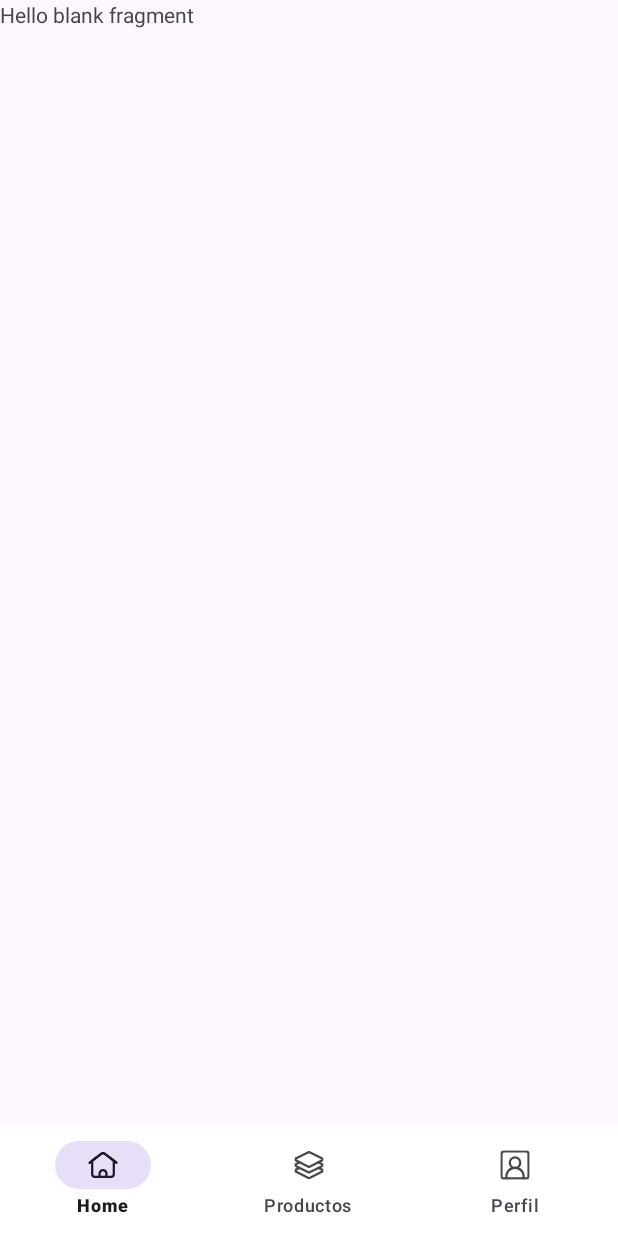
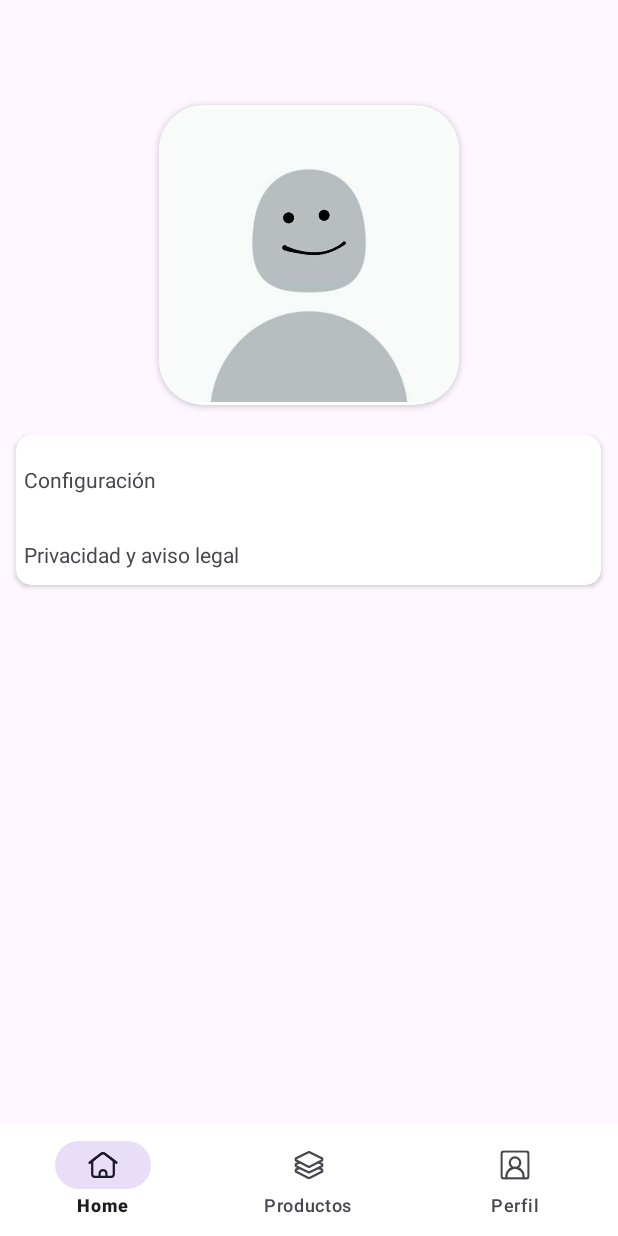
Before and after one commit to haojieli9/App-gestion-almacen, an Android app: the fragment ThirdFragment placed in its activity, on a phone screen of 412 x 824 dp. Run offline under Robolectric (Android 15) with nearby library versions, the phone set to English and light mode, and no system bars.

Commit message:
Fragment perfil

```diff
--- a/app/src/main/res/layout/fragment_third.xml
+++ b/app/src/main/res/layout/fragment_third.xml
@@ -1,14 +1,55 @@
 <?xml version="1.0" encoding="utf-8"?>
-<FrameLayout xmlns:android="http://schemas.android.com/apk/res/android"
+<androidx.appcompat.widget.LinearLayoutCompat xmlns:android="http://schemas.android.com/apk/res/android"
     xmlns:tools="http://schemas.android.com/tools"
     android:layout_width="match_parent"
     android:layout_height="match_parent"
-    tools:context=".fragmentos.ThirdFragment">
+    xmlns:app="http://schemas.android.com/apk/res-auto"
+    tools:context=".fragmentos.ThirdFragment"
+    android:orientation="vertical">
 
-    <!-- TODO: Update blank fragment layout -->
-    <TextView
-        android:layout_width="match_parent"
-        android:layout_height="match_parent"
-        android:text="@string/hello_blank_fragment" />
+    <androidx.cardview.widget.CardView
+        android:layout_width="200dp"
+        android:layout_height="200dp"
+        android:id="@+id/per_card1"
+        android:layout_marginTop="70dp"
+        android:layout_gravity="center_horizontal"
+        app:cardCornerRadius="30dp" >
 
-</FrameLayout>
+        <ImageView
+            android:layout_width="match_parent"
+            android:layout_height="match_parent"
+            android:id="@+id/perfil"
+            android:src="@drawable/png_perfil" />
+
+    </androidx.cardview.widget.CardView>
+
+    <androidx.cardview.widget.CardView
+        android:layout_width="390dp"
+        android:layout_height="wrap_content"
+        android:id="@+id/per_card2"
+        android:layout_marginTop="20dp"
+        android:layout_gravity="center"
+        app:cardCornerRadius="10dp" >
+
+        <TextView
+            android:layout_width="match_parent"
+            android:layout_height="40dp"
+            android:id="@+id/per_tf1"
+            android:text="Configuración"
+            android:layout_marginTop="10dp"
+            android:layout_marginLeft="5dp"
+            android:gravity="center_vertical" />
+
+        <TextView
+            android:layout_width="match_parent"
+            android:layout_height="40dp"
+            android:id="@+id/per_tf2"
+            android:text="Privacidad y aviso legal"
+            android:layout_marginTop="60dp"
+            android:layout_marginLeft="5dp"
+            android:gravity="center_vertical" />
+    </androidx.cardview.widget.CardView>
+
+
+
+</androidx.appcompat.widget.LinearLayoutCompat>
```
Also changed, not shown: app/src/main/res/drawable/png_perfil.png (added).
